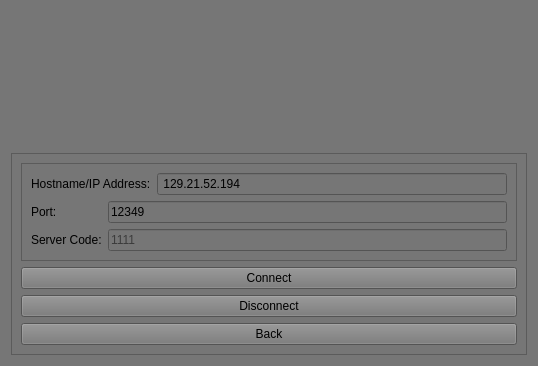
Qt form App/ImageRIT/config.ui (natedileas/ImageRIT) before a commit.
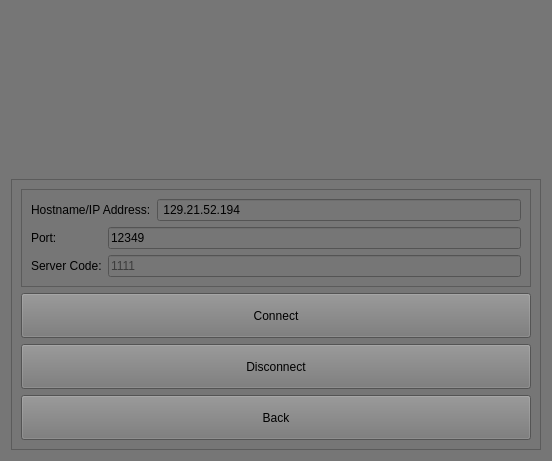
The same form after that commit. Icons and pictures are not drawn.

```diff
--- a/App/ImageRIT/config.ui
+++ b/App/ImageRIT/config.ui
@@ -6,8 +6,8 @@
    <rect>
     <x>0</x>
     <y>0</y>
-    <width>538</width>
-    <height>366</height>
+    <width>552</width>
+    <height>461</height>
    </rect>
   </property>
   <property name="windowTitle">
@@ -116,6 +116,12 @@
       </item>
       <item>
        <widget class="QPushButton" name="reconnect">
+        <property name="minimumSize">
+         <size>
+          <width>0</width>
+          <height>45</height>
+         </size>
+        </property>
         <property name="text">
          <string>Connect</string>
         </property>
@@ -123,6 +129,12 @@
       </item>
       <item>
        <widget class="QPushButton" name="disconnect">
+        <property name="minimumSize">
+         <size>
+          <width>0</width>
+          <height>45</height>
+         </size>
+        </property>
         <property name="text">
          <string>Disconnect</string>
         </property>
@@ -130,6 +142,12 @@
       </item>
       <item>
        <widget class="QPushButton" name="back">
+        <property name="minimumSize">
+         <size>
+          <width>0</width>
+          <height>45</height>
+         </size>
+        </property>
         <property name="text">
          <string>Back</string>
         </property>
```
